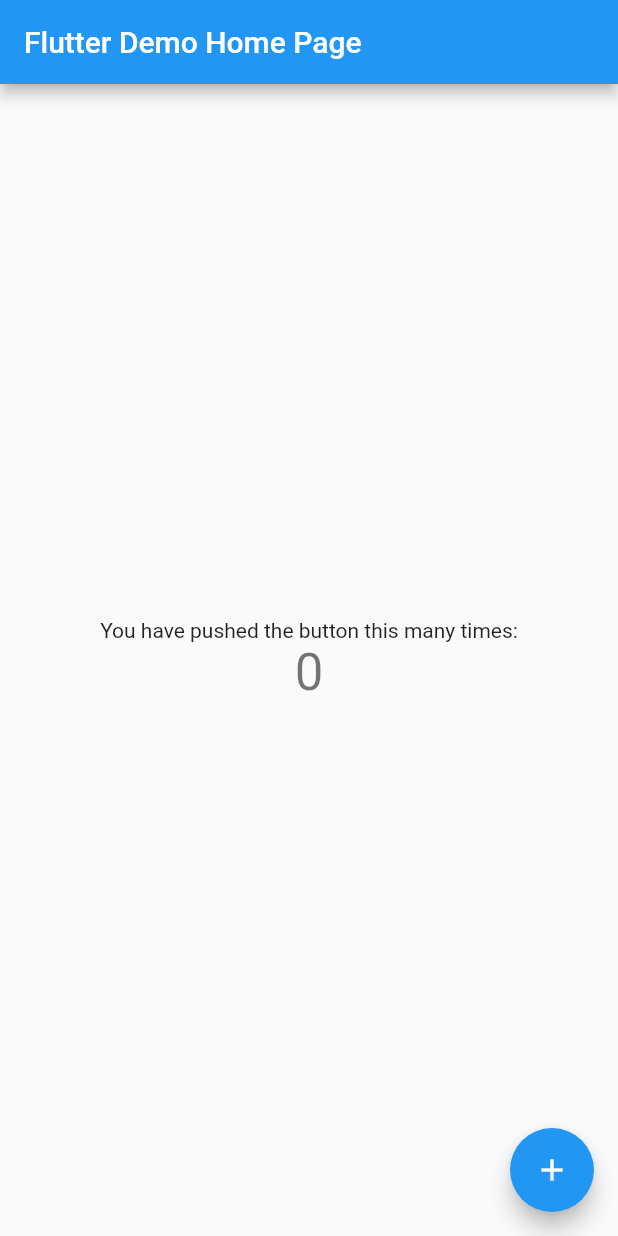
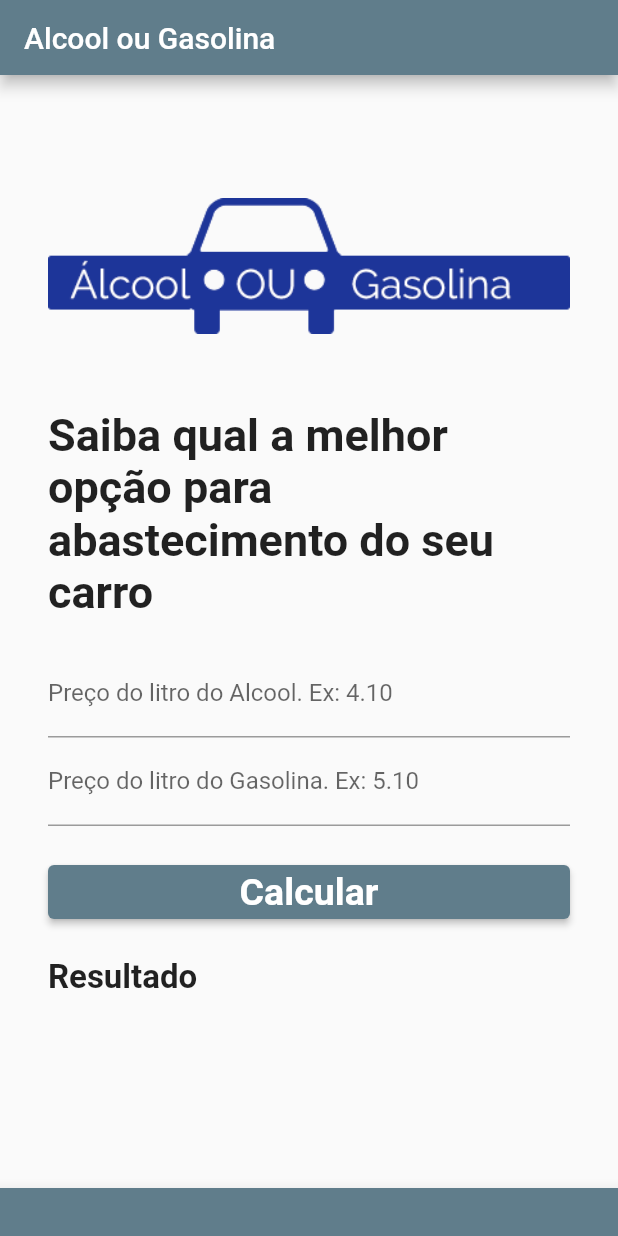
Before and after one commit to petersongit/alcool_gasolina, a Flutter app: the screen it shows after launch, on a phone screen of 412 x 824 dp. Run offline on Flutter 3.47's test engine with Material 2 defaults, Android fonts, the phone set to English and light mode, and no system bars.

Commit message:
Criado a interface body

```diff
--- /dev/null
+++ b/lib/AppBarCombustivel.dart
@@ -0,0 +1,15 @@
+import 'package:flutter/material.dart';
+
+class AppBarCombustivel extends StatelessWidget implements PreferredSizeWidget {
+  @override
+  Widget build(BuildContext context) {
+    var _titulo = 'Alcool ou Gasolina';
+    return AppBar(
+      title: Text(_titulo),
+      backgroundColor: Colors.blueGrey,
+    );
+  }
+
+  @override
+  Size get preferredSize => const Size.fromHeight(50);
+}
--- /dev/null
+++ b/lib/BodyCombustivel.dart
@@ -0,0 +1,68 @@
+import 'package:flutter/material.dart';
+
+class BodyCombustivel extends StatefulWidget {
+  @override
+  _BodyCombustivelState createState() => _BodyCombustivelState();
+}
+
+class _BodyCombustivelState extends State<BodyCombustivel> {
+  TextEditingController _valorAlcool = TextEditingController();
+  TextEditingController _valorGasolina = TextEditingController();
+
+  @override
+  Widget build(BuildContext context) {
+    return Container(
+      child: SingleChildScrollView(
+        padding: EdgeInsets.all(32),
+        child: Column(
+          crossAxisAlignment: CrossAxisAlignment.stretch,
+          children: [
+            Padding(
+              padding: EdgeInsets.only(top: 50, bottom: 50),
+              child: Image.asset('images/logo.png'),
+            ),
+            Padding(
+              padding: EdgeInsets.only(bottom: 20),
+              child: Text(
+                'Saiba qual a melhor opção para abastecimento do seu carro',
+                style: TextStyle(fontWeight: FontWeight.bold, fontSize: 30),
+              ),
+            ),
+            TextField(
+              keyboardType: TextInputType.number,
+              decoration: InputDecoration(
+                  labelText: 'Preço do litro do Alcool. Ex: 4.10'),
+              controller: _valorAlcool,
+            ),
+            TextField(
+              keyboardType: TextInputType.number,
+              decoration: InputDecoration(
+                  labelText: 'Preço do litro do Gasolina. Ex: 5.10'),
+              controller: _valorGasolina,
+            ),
+            Padding(
+              padding: EdgeInsets.only(top: 20, bottom: 20),
+              child: ElevatedButton(
+                  child: Text(
+                    'Calcular',
+                  ),
+                  style: ElevatedButton.styleFrom(
+                      textStyle: TextStyle(
+                          fontSize: 25,
+                          color: Colors.white,
+                          fontWeight: FontWeight.bold),
+                      primary: Colors.blueGrey),
+                  onPressed: () {
+                    print(_valorGasolina.toString());
+                  }),
+            ),
+            Text(
+              'Resultado',
+              style: TextStyle(fontSize: 22, fontWeight: FontWeight.bold),
+            )
+          ],
+        ),
+      ),
+    );
+  }
+}
--- /dev/null
+++ b/lib/Home.dart
@@ -0,0 +1,12 @@
+import 'package:alcool_gasolina/AppBarCombustivel.dart';
+import 'package:alcool_gasolina/BodyCombustivel.dart';
+import 'package:alcool_gasolina/RodapeCombustiveç.dart';
+import 'package:flutter/material.dart';
+
+class Home extends StatelessWidget {
+
+  @override
+  Widget build(BuildContext context) {
+    return Scaffold(appBar: AppBarCombustivel(), body: BodyCombustivel(), bottomNavigationBar: RodapeCombustivel(),);
+  }
+}
--- /dev/null
+++ b/lib/RodapeCombustiveç.dart
@@ -0,0 +1,15 @@
+import 'package:flutter/material.dart';
+
+class RodapeCombustivel extends StatelessWidget {
+  const RodapeCombustivel({Key key}) : super(key: key);
+
+  @override
+  Widget build(BuildContext context) {
+    return BottomAppBar(
+      child: Padding(
+        padding: EdgeInsets.all(16),
+      ),
+      color: Colors.blueGrey,
+    );
+  }
+}
--- a/lib/main.dart
+++ b/lib/main.dart
@@ -1,113 +1,11 @@
 import 'package:flutter/material.dart';
+import 'Home.dart';
 
 void main() {
-  runApp(MyApp());
+  runApp(
+    MaterialApp(
+      home: Home(),
+      debugShowCheckedModeBanner: false,
+    ),
+  );
 }
-
-class MyApp extends StatelessWidget {
-  // This widget is the root of your application.
-  @override
-  Widget build(BuildContext context) {
-    return MaterialApp(
-      title: 'Flutter Demo',
-      theme: ThemeData(
-        // This is the theme of your application.
-        //
-        // Try running your application with "flutter run". You'll see the
-        // application has a blue toolbar. Then, without quitting the app, try
-        // changing the primarySwatch below to Colors.green and then invoke
-        // "hot reload" (press "r" in the console where you ran "flutter run",
-        // or simply save your changes to "hot reload" in a Flutter IDE).
-        // Notice that the counter didn't reset back to zero; the application
-        // is not restarted.
-        primarySwatch: Colors.blue,
-      ),
-      home: MyHomePage(title: 'Flutter Demo Home Page'),
-    );
-  }
-}
-
-class MyHomePage extends StatefulWidget {
-  MyHomePage({Key key, this.title}) : super(key: key);
-
-  // This widget is the home page of your application. It is stateful, meaning
-  // that it has a State object (defined below) that contains fields that affect
-  // how it looks.
-
-  // This class is the configuration for the state. It holds the values (in this
-  // case the title) provided by the parent (in this case the App widget) and
-  // used by the build method of the State. Fields in a Widget subclass are
-  // always marked "final".
-
-  final String title;
-
-  @override
-  _MyHomePageState createState() => _MyHomePageState();
-}
-
-class _MyHomePageState extends State<MyHomePage> {
-  int _counter = 0;
-
-  void _incrementCounter() {
-    setState(() {
-      // This call to setState tells the Flutter framework that something has
-      // changed in this State, which causes it to rerun the build method below
-      // so that the display can reflect the updated values. If we changed
-      // _counter without calling setState(), then the build method would not be
-      // called again, and so nothing would appear to happen.
-      _counter++;
-    });
-  }
-
-  @override
-  Widget build(BuildContext context) {
-    // This method is rerun every time setState is called, for instance as done
-    // by the _incrementCounter method above.
-    //
-    // The Flutter framework has been optimized to make rerunning build methods
-    // fast, so that you can just rebuild anything that needs updating rather
-    // than having to individually change instances of widgets.
-    return Scaffold(
-      appBar: AppBar(
-        // Here we take the value from the MyHomePage object that was created by
-        // the App.build method, and use it to set our appbar title.
-        title: Text(widget.title),
-      ),
-      body: Center(
-        // Center is a layout widget. It takes a single child and positions it
-        // in the middle of the parent.
-        child: Column(
-          // Column is also a layout widget. It takes a list of children and
-          // arranges them vertically. By default, it sizes itself to fit its
-          // children horizontally, and tries to be as tall as its parent.
-          //
-          // Invoke "debug painting" (press "p" in the console, choose the
-          // "Toggle Debug Paint" action from the Flutter Inspector in Android
-          // Studio, or the "Toggle Debug Paint" command in Visual Studio Code)
-          // to see the wireframe for each widget.
-          //
-          // Column has various properties to control how it sizes itself and
-          // how it positions its children. Here we use mainAxisAlignment to
-          // center the children vertically; the main axis here is the vertical
-          // axis because Columns are vertical (the cross axis would be
-          // horizontal).
-          mainAxisAlignment: MainAxisAlignment.center,
-          children: <Widget>[
-            Text(
-              'You have pushed the button this many times:',
-            ),
-            Text(
-              '$_counter',
-              style: Theme.of(context).textTheme.headline4,
-            ),
-          ],
-        ),
-      ),
-      floatingActionButton: FloatingActionButton(
-        onPressed: _incrementCounter,
-        tooltip: 'Increment',
-        child: Icon(Icons.add),
-      ), // This trailing comma makes auto-formatting nicer for build methods.
-    );
-  }
-}
--- a/pubspec.yaml
+++ b/pubspec.yaml
@@ -48,6 +48,8 @@ flutter:
   # assets:
   #   - images/a_dot_burr.jpeg
   #   - images/a_dot_ham.jpeg
+  assets:
+    - images/logo.png
 
   # An image asset can refer to one or more resolution-specific "variants", see
   # https://flutter.dev/assets-and-images/#resolution-aware.
```
Also changed, not shown: images/logo.png (added).
